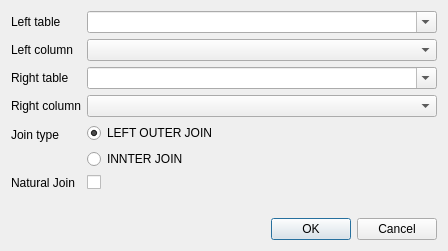
Old version of the form jointabledialog.ui in the repository informationsea/Hyokai.
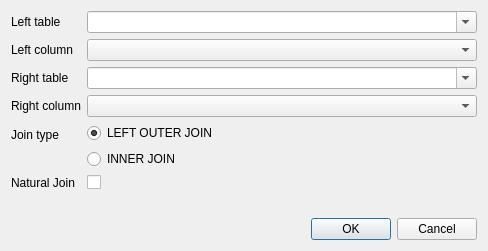
New version of the form.

Diff of the .ui file:
```diff
--- a/jointabledialog.ui
+++ b/jointabledialog.ui
@@ -6,7 +6,7 @@
    <rect>
     <x>0</x>
     <y>0</y>
-    <width>252</width>
+    <width>488</width>
     <height>251</height>
    </rect>
   </property>
@@ -118,7 +118,7 @@
        <item>
         <widget class="QRadioButton" name="innerJoin">
          <property name="text">
-          <string>INNTER JOIN</string>
+          <string>INNER JOIN</string>
          </property>
         </widget>
        </item>
```
